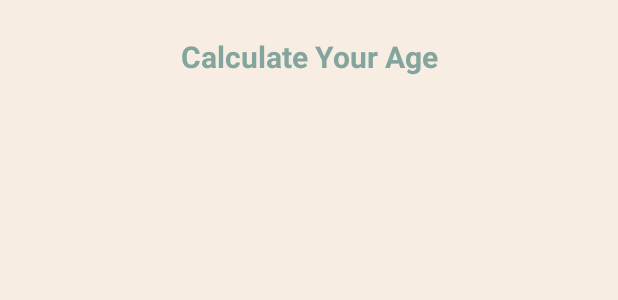
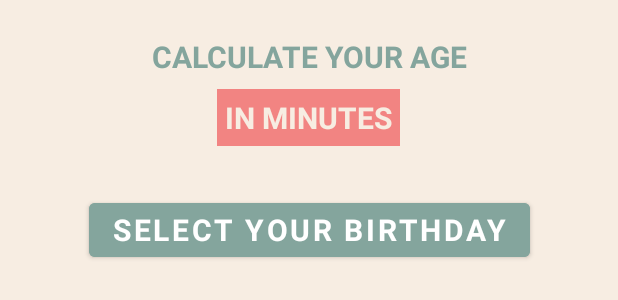
Before and after one commit to stasvitalich/Age-Calculator, an Android app: the layout activity_main.xml on its own in the app's theme, with its tools: preview values and no code run, on a phone screen of 412 x 824 dp. Shown: the top 300 px of the screen. Run offline under Robolectric (Android 15) with nearby library versions, the light colour scheme and no system bars.

Commit message:
Colors pf main activity were changed. Button has been added.

```diff
--- a/app/src/main/res/layout/activity_main.xml
+++ b/app/src/main/res/layout/activity_main.xml
@@ -8,7 +8,7 @@
     tools:context=".MainActivity" >
 
     <TextView
-        android:id="@+id/textView"
+        android:id="@+id/textView1"
         android:layout_width="wrap_content"
         android:layout_height="wrap_content"
         android:layout_marginTop="24dp"
@@ -19,5 +19,38 @@
         android:textStyle="bold"
         app:layout_constraintEnd_toEndOf="parent"
         app:layout_constraintStart_toStartOf="parent"
-        app:layout_constraintTop_toTopOf="parent" />
+        app:layout_constraintTop_toTopOf="parent"
+        tools:ignore="TextContrastCheck" />
+
+    <TextView
+        android:id="@+id/textView2"
+        android:layout_width="wrap_content"
+        android:layout_height="wrap_content"
+        android:layout_marginTop="8dp"
+        android:background="@color/TextBackGround"
+        android:gravity="center_horizontal"
+        android:padding="5dp"
+        android:text="@string/InMinutes"
+        android:textColor="@color/Background"
+        android:textSize="20sp"
+        android:textStyle="bold"
+        app:layout_constraintEnd_toEndOf="@+id/textView1"
+        app:layout_constraintHorizontal_bias="0.496"
+        app:layout_constraintStart_toStartOf="@+id/textView1"
+        app:layout_constraintTop_toBottomOf="@+id/textView1"
+        tools:ignore="TextContrastCheck" />
+
+    <Button
+        android:id="@+id/selectButton"
+        android:layout_width="wrap_content"
+        android:layout_height="wrap_content"
+        android:layout_marginTop="32dp"
+        android:backgroundTint="@color/MainTextColor"
+        android:fontFamily="sans-serif"
+        android:text="@string/Select"
+        android:textSize="20sp"
+        android:textStyle="bold"
+        app:layout_constraintEnd_toEndOf="@+id/textView1"
+        app:layout_constraintStart_toStartOf="@+id/textView1"
+        app:layout_constraintTop_toBottomOf="@+id/textView2" />
 </androidx.constraintlayout.widget.ConstraintLayout>
--- a/app/src/main/res/values/colors.xml
+++ b/app/src/main/res/values/colors.xml
@@ -10,4 +10,5 @@
     <color name="Theme">#f6bd60</color>
     <color name="Background">#F7EDE2</color>
     <color name="MainTextColor">#84a59d</color>
+    <color name="TextBackGround">#f28482</color>
 </resources>
--- a/app/src/main/res/values/strings.xml
+++ b/app/src/main/res/values/strings.xml
@@ -1,4 +1,6 @@
 <resources>
     <string name="app_name">Age Calculator</string>
-    <string name="Calculate">Calculate Your Age</string>
+    <string name="Calculate">CALCULATE YOUR AGE</string>
+    <string name="InMinutes">IN MINUTES</string>
+    <string name="Select">SELECT YOUR BIRTHDAY</string>
 </resources>
```
